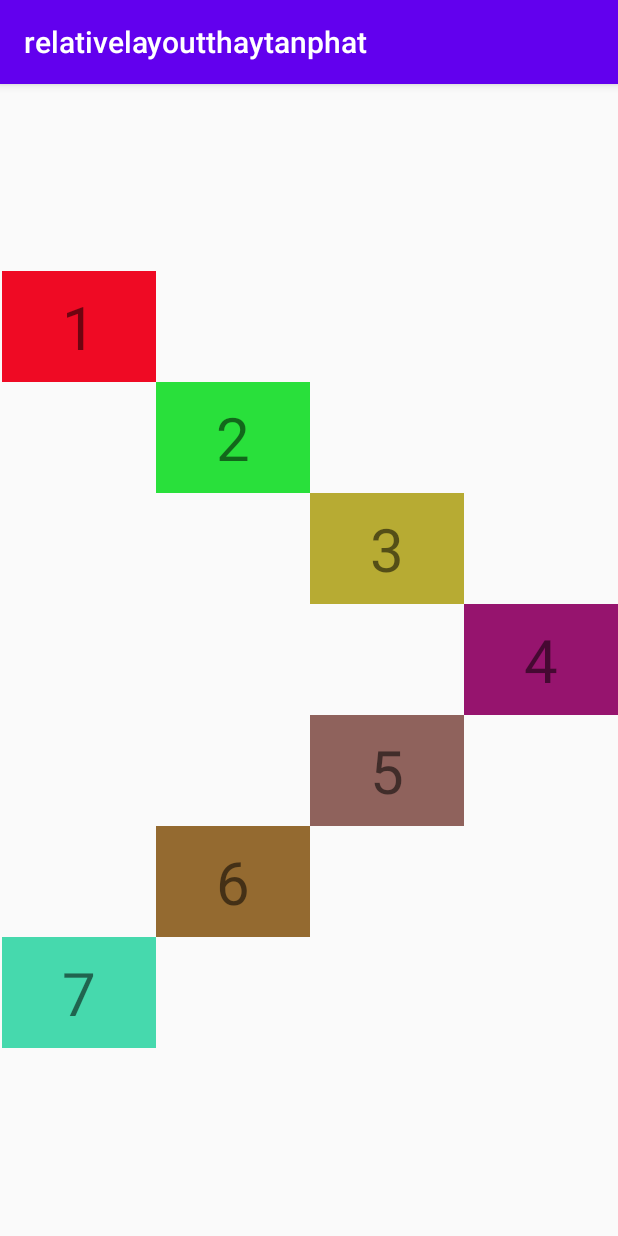
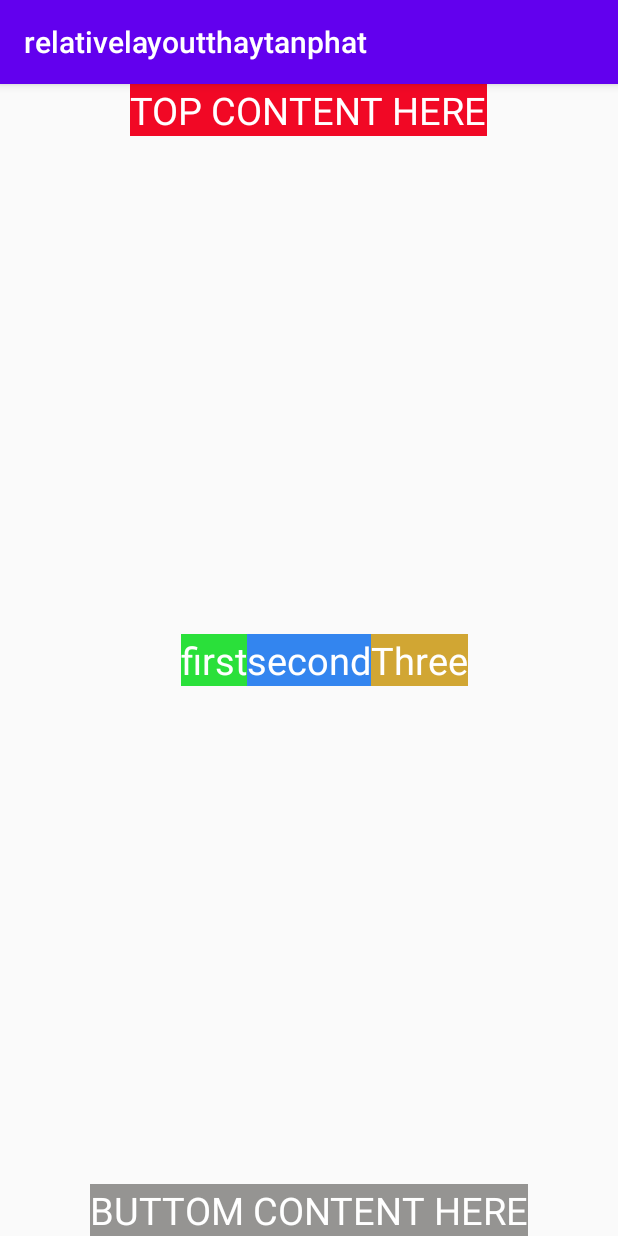
Before and after one commit to lyhuuthanh/relativelayoutthaytanphat, an Android app: the screen it shows after launch (MainActivity), on a phone screen of 412 x 824 dp. Run offline under Robolectric (Android 15) with nearby library versions, the phone set to English and light mode, and no system bars.

Commit message:
bai tap 3

```diff
--- a/app/src/main/res/layout/activity_main.xml
+++ b/app/src/main/res/layout/activity_main.xml
@@ -7,78 +7,49 @@
     tools:context=".MainActivity">
 
     <TextView
-        android:text="1"
-        android:textSize="40sp"
-        android:background="#ef0a24"
-        android:layout_above="@+id/so2"
-        android:layout_toLeftOf="@id/so2"
-        android:paddingVertical="10dp"
-        android:paddingHorizontal="40dp"
+        android:text="TOP CONTENT HERE"
+        android:textSize="25sp"
+        android:textColor="#ffffff"
+        android:background="#f10825"
+        android:layout_centerHorizontal="true"
         android:layout_width="wrap_content"
         android:layout_height="wrap_content"/>
     <TextView
-        android:text="2"
-        android:id="@+id/so2"
-        android:textSize="40sp"
-        android:background="#29e03b"
-        android:layout_above="@+id/so3"
-        android:layout_toLeftOf="@id/so3"
-        android:paddingVertical="10dp"
-        android:paddingHorizontal="40dp"
+        android:text="BUTTOM CONTENT HERE"
+        android:textSize="25sp"
+        android:textColor="#ffffff"
+        android:background="#959492"
+        android:layout_alignParentBottom="true"
+        android:layout_centerHorizontal="true"
+        android:layout_width="wrap_content"
+        android:layout_height="wrap_content"/>
+
+    <TextView
+        android:text="first"
+        android:textSize="25sp"
+        android:textColor="#ffffff"
+        android:background="#2ae03a"
+        android:layout_toLeftOf="@+id/second"
+        android:layout_centerInParent="true"
         android:layout_width="wrap_content"
         android:layout_height="wrap_content"/>
     <TextView
-        android:text="3"
-        android:id="@+id/so3"
-        android:textSize="40sp"
-        android:background="#b7ab33"
-        android:layout_above="@+id/so4"
-        android:layout_toLeftOf="@id/so4"
-        android:paddingVertical="10dp"
-        android:paddingHorizontal="40dp"
+        android:text="second"
+        android:id="@+id/second"
+        android:textSize="25sp"
+        android:textColor="#ffffff"
+        android:background="#3385ef"
+        android:layout_centerInParent="true"
         android:layout_width="wrap_content"
         android:layout_height="wrap_content"/>
     <TextView
-        android:text="4"
-        android:id="@+id/so4"
-        android:textSize="40sp"
-        android:background="#96146e"
-        android:paddingVertical="10dp"
-        android:paddingHorizontal="40dp"
+        android:text="Three"
+        android:textSize="25sp"
+        android:textColor="#ffffff"
+        android:background="#d1a633"
         android:layout_centerInParent="true"
-        android:layout_alignParentEnd="true"
-        android:layout_width="wrap_content"
-        android:layout_height="wrap_content"/>
-    <TextView
-        android:id="@+id/so5"
-        android:text="5"
-        android:textSize="40sp"
-        android:background="#8f625c"
-        android:layout_below="@+id/so4"
-        android:layout_toLeftOf="@id/so4"
-        android:paddingVertical="10dp"
-        android:paddingHorizontal="40dp"
-        android:layout_width="wrap_content"
-        android:layout_height="wrap_content"/>
-    <TextView
-        android:text="6"
-        android:id="@+id/so6"
-        android:textSize="40sp"
-        android:background="#946a30"
-        android:layout_below="@+id/so5"
-        android:layout_toLeftOf="@id/so5"
-        android:paddingVertical="10dp"
-        android:paddingHorizontal="40dp"
-        android:layout_width="wrap_content"
-        android:layout_height="wrap_content"/>
-    <TextView
-        android:text="7"
-        android:textSize="40sp"
-        android:background="#46d9ad"
-        android:layout_below="@+id/so6"
-        android:layout_toLeftOf="@id/so6"
-        android:paddingVertical="10dp"
-        android:paddingHorizontal="40dp"
+        android:layout_toRightOf="@+id/second"
+
         android:layout_width="wrap_content"
         android:layout_height="wrap_content"/>
 </RelativeLayout>
```
